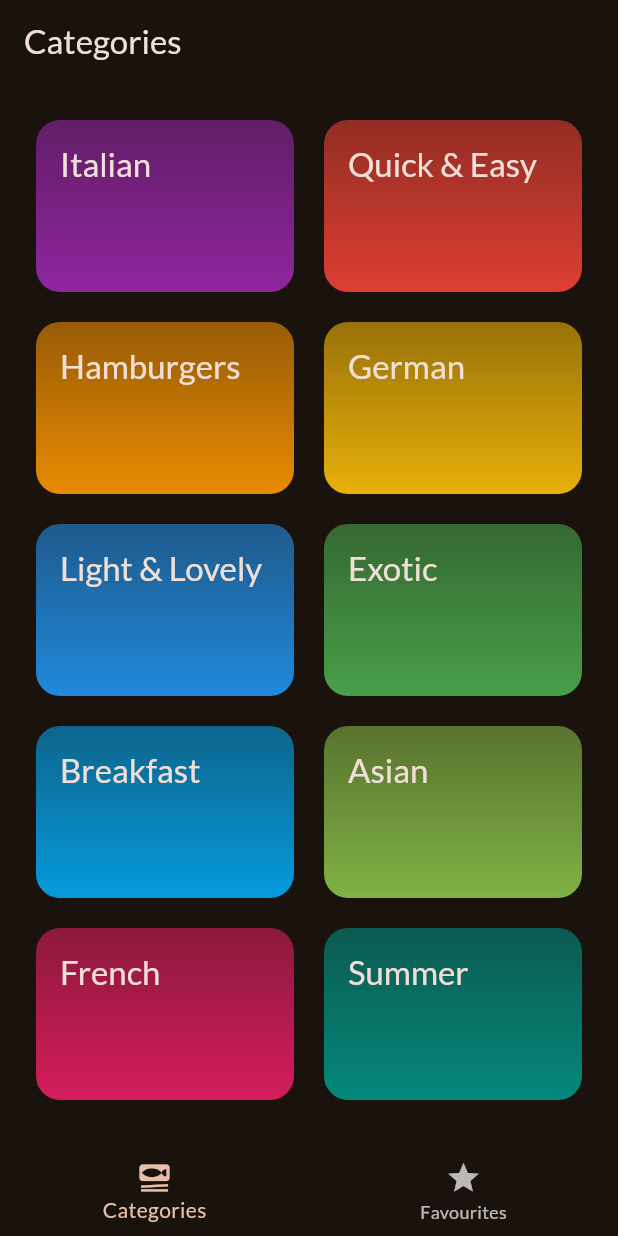
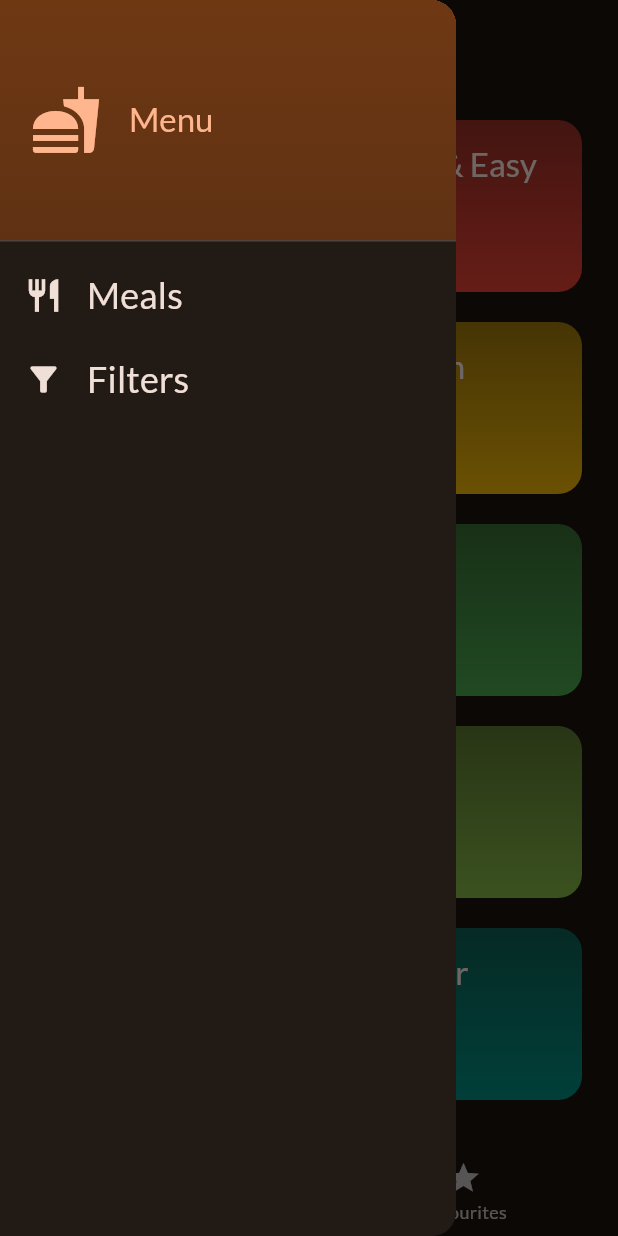
Before and after one commit to Eoic/simple-flutter-apps, a Flutter app: the screen it shows after launch, with the side drawer open (before the commit the screen has no drawer), on a phone screen of 412 x 824 dp. Run offline on Flutter 3.47's test engine with Material 3 defaults, Android fonts, the phone set to English and light mode, and no system bars; our stand-ins replace google_fonts, transparent_image.

Commit message:
Persist filters state.

```diff
--- a/meals/lib/screens/categories.dart
+++ b/meals/lib/screens/categories.dart
@@ -3,19 +3,29 @@ import 'package:meals/data/mock_data.dart';
 import 'package:meals/screens/meals.dart';
 import 'package:meals/widgets/category_grid_item.dart';
 import '../models/category.dart';
+import '../models/meal.dart';
 
 class CategoriesScreen extends StatelessWidget {
-  const CategoriesScreen({super.key});
+  final List<Meal> availableMeals;
+  final void Function(Meal meal) onToggleFavourite;
+
+  const CategoriesScreen({
+    super.key,
+    required this.availableMeals,
+    required this.onToggleFavourite,
+  });
 
   void _selectCategory(BuildContext context, Category category) {
-    final categoryMeals =
-        meals.where((meal) => meal.categories.contains(category.id)).toList();
+    final categoryMeals = availableMeals
+      .where((meal) => meal.categories.contains(category.id))
+      .toList();
 
     Navigator.of(context).push(
       MaterialPageRoute(
         builder: (context) => MealsScreen(
           title: category.title,
           meals: categoryMeals,
+          onToggleFavourite: onToggleFavourite,
         ),
       ),
     );
--- a/meals/lib/screens/meals.dart
+++ b/meals/lib/screens/meals.dart
@@ -7,17 +7,19 @@ import 'package:flutter/material.dart';
 class MealsScreen extends StatelessWidget {
   final String? title;
   final List<Meal> meals;
+  final void Function(Meal meal) onToggleFavourite;
 
   const MealsScreen({
     super.key,
     this.title,
     required this.meals,
+    required this.onToggleFavourite,
   });
 
   void _selectMeal(BuildContext context, Meal meal) {
     Navigator.of(context).push(
       MaterialPageRoute(
-        builder: (context) => MealDetailsScreen(meal: meal),
+        builder: (context) => MealDetailsScreen(meal: meal, onToggleFavourite: onToggleFavourite,),
       ),
     );
   }
--- a/meals/lib/screens/tabs.dart
+++ b/meals/lib/screens/tabs.dart
@@ -1,6 +1,18 @@
 import 'package:flutter/material.dart';
+import 'package:meals/data/mock_data.dart';
 import 'package:meals/screens/categories.dart';
+import 'package:meals/screens/filters.dart';
 import 'package:meals/screens/meals.dart';
+import 'package:meals/widgets/main_drawer.dart';
+
+import '../models/meal.dart';
+
+const kInitialFilters = {
+  Filter.glutenFree: false,
+  Filter.lactoseFree: false,
+  Filter.vegetarian: false,
+  Filter.vegan: false,
+};
 
 class TabsScreen extends StatefulWidget {
   const TabsScreen({super.key});
@@ -13,26 +25,94 @@ class TabsScreen extends StatefulWidget {
 
 class _TabsScreenState extends State<TabsScreen> {
   int _selectedPageIndex = 0;
+  final List<Meal> _favouriteMeals = [];
+  Map<Filter, bool> _selectedFilters = kInitialFilters;
 
   void _selectPage(int index) {
     setState(() => _selectedPageIndex = index);
   }
 
+  void _showInfoMessage(String message) {
+    ScaffoldMessenger.of(context).clearSnackBars();
+    ScaffoldMessenger.of(context)
+        .showSnackBar(SnackBar(content: Text(message)));
+  }
+
+  void _toggleMealFavourite(Meal meal) {
+    setState(() {
+      if (_favouriteMeals.contains(meal)) {
+        _favouriteMeals.remove(meal);
+        _showInfoMessage('Meal is no longer saved as favourite.');
+        return;
+      }
+
+      _favouriteMeals.add(meal);
+      _showInfoMessage('Meal is saved as favourite.');
+    });
+  }
+
+  void _setScreen(String screenId) async {
+    Navigator.of(context).pop();
+
+    switch (screenId) {
+      case 'filters':
+        final filters = await Navigator.of(context).push<Map<Filter, bool>>(
+          MaterialPageRoute(
+            builder: (context) => FiltersScreen(
+              currentFilters: _selectedFilters,
+            ),
+          ),
+        );
+
+        setState(() => _selectedFilters = filters ?? kInitialFilters);
+        break;
+      case 'meals':
+        break;
+    }
+  }
+
   @override
   Widget build(BuildContext context) {
-    Widget activePage = const CategoriesScreen();
+    final availableMeals = meals.where((meal) {
+      if (_selectedFilters[Filter.glutenFree]! && !meal.isGlutenFree) {
+        return false;
+      }
+
+      if (_selectedFilters[Filter.lactoseFree]! && !meal.isLactoseFree) {
+        return false;
+      }
+
+      if (_selectedFilters[Filter.vegetarian]! && !meal.isVegetarian) {
+        return false;
+      }
+
+      if (_selectedFilters[Filter.vegan]! && !meal.isVegan) {
+        return false;
+      }
+
+      return true;
+    }).toList();
+
     String activePageTitle = 'Categories';
+    Widget activePage = CategoriesScreen(
+      availableMeals: availableMeals,
+      onToggleFavourite: _toggleMealFavourite,
+    );
 
     if (_selectedPageIndex == 1) {
       activePageTitle = 'Favourites';
-      activePage = const MealsScreen(
-        meals: [],
+      activePage = MealsScreen(
+        meals: _favouriteMeals,
+        onToggleFavourite: _toggleMealFavourite,
       );
     }
 
     return Scaffold(
       appBar: AppBar(
         title: Text(activePageTitle),
+      ),
+      drawer: MainDrawer(
+        onSelectItem: _setScreen,
       ),
       body: activePage,
       bottomNavigationBar: BottomNavigationBar(
--- /dev/null
+++ b/meals/lib/widgets/main_drawer.dart
@@ -0,0 +1,69 @@
+import 'package:flutter/material.dart';
+
+class MainDrawer extends StatelessWidget {
+  final Function(String id) onSelectItem;
+
+  const MainDrawer({
+    super.key,
+    required this.onSelectItem,
+  });
+
+  @override
+  Widget build(BuildContext context) {
+    return Drawer(
+      child: Column(
+        children: [
+          DrawerHeader(
+            padding: const EdgeInsets.all(20),
+            decoration: BoxDecoration(
+                gradient: LinearGradient(colors: [
+              Theme.of(context).colorScheme.primaryContainer,
+              Theme.of(context).colorScheme.primaryContainer.withOpacity(0.8)
+            ], begin: Alignment.topCenter, end: Alignment.bottomCenter)),
+            child: Row(
+              children: [
+                Icon(
+                  Icons.fastfood,
+                  size: 48,
+                  color: Theme.of(context).colorScheme.primary,
+                ),
+                const SizedBox(
+                  width: 18,
+                ),
+                Text(
+                  'Menu',
+                  style: Theme.of(context)
+                      .textTheme
+                      .titleLarge!
+                      .copyWith(color: Theme.of(context).colorScheme.primary),
+                )
+              ],
+            ),
+          ),
+          ListTile(
+            leading: Icon(Icons.restaurant,
+                size: 26, color: Theme.of(context).colorScheme.onBackground),
+            title: Text(
+              'Meals',
+              style: Theme.of(context).textTheme.titleSmall!.copyWith(
+                  color: Theme.of(context).colorScheme.onBackground,
+                  fontSize: 24),
+            ),
+            onTap: () => onSelectItem('meals'),
+          ),
+          ListTile(
+            leading: Icon(Icons.filter_alt,
+                size: 26, color: Theme.of(context).colorScheme.onBackground),
+            title: Text(
+              'Filters',
+              style: Theme.of(context).textTheme.titleSmall!.copyWith(
+                  color: Theme.of(context).colorScheme.onBackground,
+                  fontSize: 24),
+            ),
+            onTap: () => onSelectItem('filters'),
+          ),
+        ],
+      ),
+    );
+  }
+}
```
Also changed, not shown: meals/lib/screens/filters.dart (added, +99 -0 lines), meals/lib/screens/meal_details.dart (+8 -0 lines), meals/lib/widgets/filter_switch.dart (added, +39 -0 lines), meals/pubspec.lock.
